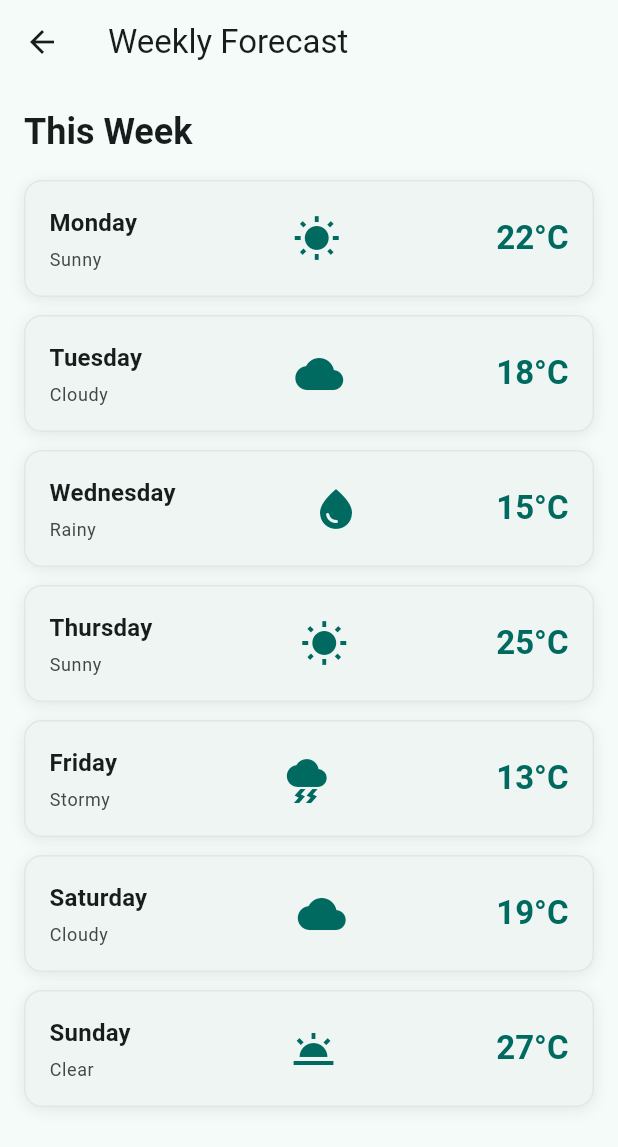
After one commit to Onthangaho/Flutter-weather-travel-app, a Flutter app: the screen it shows after launch, after a tap on the "calendar today" icon, on a phone screen of 412 x 824 dp. The commit adds this screen. Shown: the top 1147 px of the screen. Run offline on Flutter 3.47's test engine with Material 3 defaults, Android fonts, the phone set to English and light mode, and no system bars.

Commit message:
Code updated after day 3

```diff
--- /dev/null
+++ b/lib/daily_forecast_card.dart
@@ -0,0 +1,112 @@
+import 'package:flutter/material.dart';
+class DailyForecastCard extends StatelessWidget {
+  final String dayName;
+  final String condition;
+  final String temperature;
+  final IconData weatherIcon;
+// NEW: an optional callback for when the card is tapped.
+// VoidCallback is a Dart type alias for: void Function()
+// The '?' makes it nullable — if not provided, the card isn't interactive.
+  final VoidCallback? onTap;
+  const DailyForecastCard({
+    super.key,
+    required this.dayName,
+    required this.condition,
+    required this.temperature,
+    required this.weatherIcon,
+    this.onTap, // optional — no 'required' keyword
+  });
+
+  @override
+  Widget build(BuildContext context) {
+    final colorScheme = Theme.of(context).colorScheme;
+
+    // --- STEP 1: We need Material + InkWell for the ripple to work ---
+    // InkWell's ripple effect is drawn on the nearest Material ancestor.
+    // Without Material, the ripple is invisible.
+    return Padding(
+      // Margin moved to Padding because Container's margin
+      // would sit outside the InkWell and block the ripple at the edges
+      padding: const EdgeInsets.only(bottom: 12),
+
+      child: Material(
+        // Material provides the surface for InkWell's ripple animation.
+        // We set its color to transparent and let the Container handle
+        // the actual background color via BoxDecoration.
+        color: Colors.transparent,
+
+        // Clip the ripple to match our rounded corners
+        borderRadius: BorderRadius.circular(12),
+
+        child: InkWell(
+          // --- STEP 2: The tap handler ---
+          onTap: onTap, // fires the callback the parent provided
+
+          // Match the ripple shape to the container's rounded corners
+          borderRadius: BorderRadius.circular(12),
+
+          // Customize the ripple color (optional)
+          splashColor: colorScheme.primary.withValues(alpha: 0.1),
+
+          // Customize the hover/press highlight color (optional)
+          highlightColor: colorScheme.primary.withValues(alpha: 0.05),
+
+          // --- STEP 3: The visual content (same Container as before) ---
+          child: Container(
+            width: double.infinity,
+            padding: const EdgeInsets.all(16),
+            decoration: BoxDecoration(
+              color: colorScheme.surfaceContainerLow,
+              borderRadius: BorderRadius.circular(12),
+              boxShadow: [
+                BoxShadow(
+                  color: colorScheme.shadow.withValues(alpha: 0.08),
+                  blurRadius: 8,
+                  offset: const Offset(0, 2),
+                ),
+              ],
+              border: Border.all(
+                color: colorScheme.outlineVariant.withValues(alpha: 0.3),
+              ),
+            ),
+            child: Row(
+              mainAxisAlignment: MainAxisAlignment.spaceBetween,
+              children: [
+                Column(
+                  crossAxisAlignment: CrossAxisAlignment.start,
+                  children: [
+                    Text(
+                      dayName,
+                      style: Theme.of(context).textTheme.titleMedium?.copyWith(
+                        fontWeight: FontWeight.w600,
+                      ),
+                    ),
+                    const SizedBox(height: 4),
+                    Text(
+                      condition,
+                      style: Theme.of(context).textTheme.bodySmall?.copyWith(
+                        color: colorScheme.onSurfaceVariant,
+                      ),
+                    ),
+                  ],
+                ),
+                Icon(
+                  weatherIcon,
+                  size: 32,
+                  color: colorScheme.primary,
+                ),
+                Text(
+                  temperature,
+                  style: Theme.of(context).textTheme.titleLarge?.copyWith(
+                    fontWeight: FontWeight.bold,
+                    color: colorScheme.primary,
+                  ),
+                ),
+              ],
+            ),
+          ),
+        ),
+      ),
+    );
+  }
+}
--- /dev/null
+++ b/lib/forecast_screen.dart
@@ -0,0 +1,66 @@
+import 'package:flutter/material.dart';
+import 'daily_forecast_card.dart';
+
+class ForecastScreen extends StatelessWidget {
+  const ForecastScreen({super.key});
+
+  @override
+  Widget build(BuildContext context) {
+    // Our forecast data — in a real app this would come from an API
+    // For now it's a local list of maps
+    final List<Map<String, dynamic>> forecastData = [
+      {'day': 'Monday',    'condition': 'Sunny',  'temp': '22°C', 'icon': Icons.wb_sunny},
+      {'day': 'Tuesday',   'condition': 'Cloudy', 'temp': '18°C', 'icon': Icons.cloud},
+      {'day': 'Wednesday', 'condition': 'Rainy',  'temp': '15°C', 'icon': Icons.water_drop},
+      {'day': 'Thursday',  'condition': 'Sunny',  'temp': '25°C', 'icon': Icons.wb_sunny},
+      {'day': 'Friday',    'condition': 'Stormy', 'temp': '13°C', 'icon': Icons.thunderstorm},
+      {'day': 'Saturday',  'condition': 'Cloudy', 'temp': '19°C', 'icon': Icons.cloud},
+      {'day': 'Sunday',    'condition': 'Clear',  'temp': '27°C', 'icon': Icons.wb_twilight},
+    ];
+
+    return Scaffold(
+      appBar: AppBar(
+        title: const Text('Weekly Forecast'),
+      ),
+
+      body: SingleChildScrollView(
+        padding: const EdgeInsets.all(16),
+        child: Column(
+          crossAxisAlignment: CrossAxisAlignment.start,
+          children: [
+            // Section header
+            Text(
+              'This Week',
+              style: Theme.of(context).textTheme.headlineSmall?.copyWith(
+                fontWeight: FontWeight.bold,
+              ),
+            ),
+            const SizedBox(height: 16),
+
+            // Generate one DailyForecastCard for each day in the list.
+            // The spread operator (...) "unpacks" the list into the Column's children.
+            // .map() transforms each map into a widget.
+            // Each card now gets an onTap that shows a SnackBar
+            ...forecastData.map((day) => DailyForecastCard(
+              dayName: day['day'],
+              condition: day['condition'],
+              temperature: day['temp'],
+              weatherIcon: day['icon'],
+              // When tapped, show a SnackBar with the day's details
+              onTap: () {
+                ScaffoldMessenger.of(context).showSnackBar(
+                  SnackBar(
+                    content: Text(
+                      '${day['day']}: ${day['condition']}, ${day['temp']}',
+                    ),
+                    duration: const Duration(seconds: 1),
+                  ),
+                );
+              },
+            )),
+          ],
+        ),
+      ),
+    );
+  }
+}
--- a/lib/main.dart
+++ b/lib/main.dart
@@ -1,5 +1,7 @@
 import 'package:flutter/material.dart';
 import 'city_tile.dart';
+import 'forecast_screen.dart';
+
 void main() {
   runApp(const TravelApp());
 }
@@ -39,9 +41,19 @@ class _HomeScreenState extends State<HomeScreen> {
         title: const Text('Weather & Travel'),
         leading: const Icon(Icons.travel_explore),
         actions: [
+          // Repurposing the search button to navigate to forecast screen
           IconButton(
-            icon: const Icon(Icons.search),
-            onPressed: () {},
+            icon: const Icon(Icons.calendar_today),
+            onPressed: () {
+              // Navigator.push adds a new screen on top of the current one
+              // MaterialPageRoute handles the slide-in animation
+              Navigator.push(
+                context,
+                MaterialPageRoute(
+                  builder: (context) => const ForecastScreen(),
+                ),
+              );
+            },
           ),
           Stack(
             children: [
```
